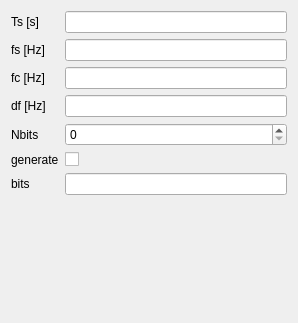
This is py/fdm_widget.ui in ffwqo/AkustischeSignal as Qt 5 draws it before an edit. The edited form follows.
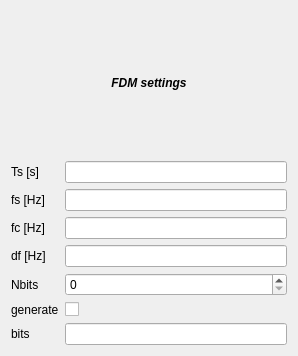
This is the edited form.

Patch:
```diff
--- a/py/fdm_widget.ui
+++ b/py/fdm_widget.ui
@@ -7,13 +7,24 @@
     <x>0</x>
     <y>0</y>
     <width>298</width>
-    <height>323</height>
+    <height>356</height>
    </rect>
   </property>
   <property name="windowTitle">
    <string>Form</string>
   </property>
-  <layout class="QHBoxLayout" name="horizontalLayout_2">
+  <layout class="QVBoxLayout" name="verticalLayout_2">
+   <item>
+    <layout class="QVBoxLayout" name="verticalLayout">
+     <item>
+      <widget class="QLabel" name="label">
+       <property name="text">
+        <string>&lt;html&gt;&lt;head/&gt;&lt;body&gt;&lt;p align=&quot;center&quot;&gt;&lt;span style=&quot; font-weight:600; font-style:italic;&quot;&gt;FDM settings&lt;/span&gt;&lt;/p&gt;&lt;/body&gt;&lt;/html&gt;</string>
+       </property>
+      </widget>
+     </item>
+    </layout>
+   </item>
    <item>
     <layout class="QFormLayout" name="formLayout">
      <item row="0" column="0">
```
Left out of the diff: 26 changed lines with no effect on the pictures.
